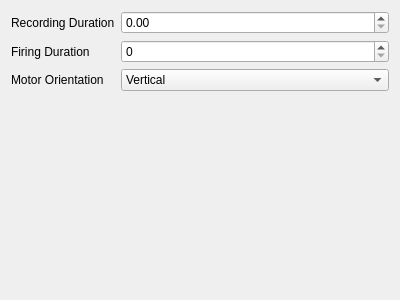
Before: the Qt Designer form ui/views/forms/FireConfig.ui in reilleya/RMTS-Software, drawn with Qt 5.
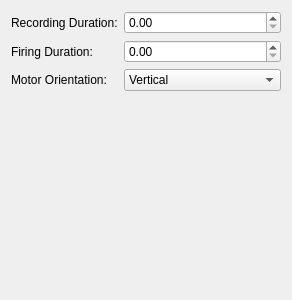
After: the same form once the commit is applied.

Commit message: Added in form generator, sending fire packets

Diff of the .ui file:
```diff
--- a/ui/views/forms/FireConfig.ui
+++ b/ui/views/forms/FireConfig.ui
@@ -6,7 +6,7 @@
    <rect>
     <x>0</x>
     <y>0</y>
-    <width>400</width>
+    <width>292</width>
     <height>300</height>
    </rect>
   </property>
@@ -17,32 +17,43 @@
    <item row="0" column="0">
     <widget class="QLabel" name="label_2">
      <property name="text">
-      <string>Recording Duration</string>
+      <string>Recording Duration:</string>
      </property>
     </widget>
    </item>
    <item row="0" column="1">
-    <widget class="QDoubleSpinBox" name="doubleSpinBoxRecordingDuration"/>
+    <widget class="QDoubleSpinBox" name="doubleSpinBoxRecordingDuration">
+     <property name="alignment">
+      <set>Qt::AlignLeading|Qt::AlignLeft|Qt::AlignVCenter</set>
+     </property>
+    </widget>
    </item>
    <item row="1" column="0">
     <widget class="QLabel" name="label_3">
      <property name="text">
-      <string>Firing Duration</string>
+      <string>Firing Duration:</string>
      </property>
     </widget>
    </item>
    <item row="1" column="1">
-    <widget class="QSpinBox" name="FiringDuration"/>
+    <widget class="QDoubleSpinBox" name="doubleSpinBoxFiringDuration">
+     <property name="alignment">
+      <set>Qt::AlignLeading|Qt::AlignLeft|Qt::AlignVCenter</set>
+     </property>
+    </widget>
    </item>
    <item row="2" column="0">
     <widget class="QLabel" name="label_4">
      <property name="text">
-      <string>Motor Orientation</string>
+      <string>Motor Orientation:</string>
      </property>
     </widget>
    </item>
    <item row="2" column="1">
     <widget class="QComboBox" name="comboBox">
+     <property name="layoutDirection">
+      <enum>Qt::LeftToRight</enum>
+     </property>
      <item>
       <property name="text">
        <string>Vertical</string>
```
Left out of the diff: 6 changed lines with no effect on the pictures. The commit also changes 4 other files.
